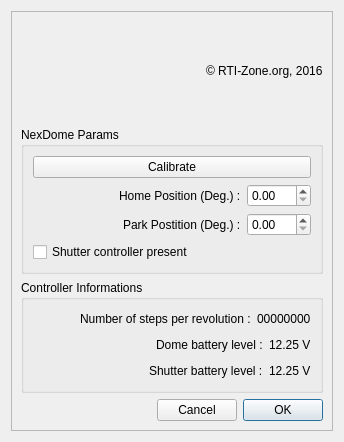
Old version of the form RigelDome.ui in the repository rpineau/RigelDome.
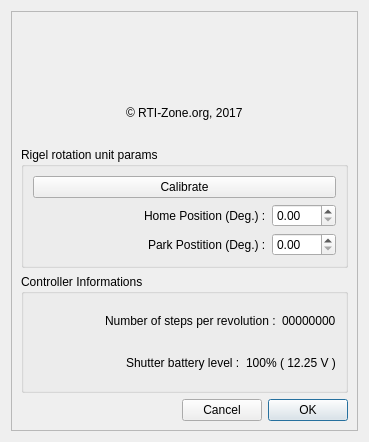
New version of the form. Icons and pictures are not drawn. Custom widgets are drawn as their Qt base class.

Commit message: Fixed UI. Fixed some calibration stuff as we don't need to home ourself before calibrating fix shutter detection

The edit to the form file:
```diff
--- a/RigelDome.ui
+++ b/RigelDome.ui
@@ -6,7 +6,7 @@
    <rect>
     <x>0</x>
     <y>0</y>
-    <width>344</width>
+    <width>369</width>
     <height>442</height>
    </rect>
   </property>
@@ -18,8 +18,8 @@
   </property>
   <property name="maximumSize">
    <size>
-    <width>344</width>
-    <height>442</height>
+    <width>9999</width>
+    <height>9999</height>
    </size>
   </property>
   <property name="windowTitle">
@@ -56,7 +56,7 @@
          <string>Controller Informations</string>
         </property>
         <layout class="QGridLayout" name="gridLayout_3">
-         <item row="2" column="0">
+         <item row="1" column="0">
           <layout class="QHBoxLayout" name="horizontalLayout_7">
            <item>
             <spacer name="horizontalSpacer_5">
@@ -81,7 +81,7 @@
            <item>
             <widget class="QLabel" name="shutterBatteryLevel">
              <property name="text">
-              <string>12.25 V</string>
+              <string>100% ( 12.25 V )</string>
              </property>
             </widget>
            </item>
@@ -118,44 +118,13 @@
            </item>
           </layout>
          </item>
-         <item row="1" column="0">
-          <layout class="QHBoxLayout" name="horizontalLayout_6">
-           <item>
-            <spacer name="horizontalSpacer_7">
-             <property name="orientation">
-              <enum>Qt::Horizontal</enum>
-             </property>
-             <property name="sizeHint" stdset="0">
-              <size>
-               <width>40</width>
-               <height>20</height>
-              </size>
-             </property>
-            </spacer>
-           </item>
-           <item>
-            <widget class="QLabel" name="label_7">
-             <property name="text">
-              <string>Dome battery level :</string>
-             </property>
-            </widget>
-           </item>
-           <item>
-            <widget class="QLabel" name="domeBatteryLevel">
-             <property name="text">
-              <string>12.25 V</string>
-             </property>
-            </widget>
-           </item>
-          </layout>
-         </item>
         </layout>
        </widget>
       </item>
       <item row="2" column="0">
        <widget class="QGroupBox" name="MaxDomeIIParams">
         <property name="title">
-         <string>NexDome Params</string>
+         <string>Rigel rotation unit params</string>
         </property>
         <layout class="QGridLayout" name="gridLayout_2">
          <item row="10" column="0">
@@ -196,13 +165,6 @@
            </property>
           </widget>
          </item>
-         <item row="11" column="0">
-          <widget class="QCheckBox" name="hasShutterCtrl">
-           <property name="text">
-            <string>Shutter controller present</string>
-           </property>
-          </widget>
-         </item>
          <item row="7" column="0" rowspan="2">
           <layout class="QHBoxLayout" name="horizontalLayout_2">
            <item>
@@ -272,8 +234,15 @@
        </layout>
       </item>
       <item row="0" column="0">
-       <layout class="QHBoxLayout" name="horizontalLayout_5">
-        <item>
+       <layout class="QGridLayout" name="gridLayout_4">
+        <item row="2" column="0" alignment="Qt::AlignHCenter">
+         <widget class="QLabel" name="label_4">
+          <property name="text">
+           <string>© RTI-Zone.org, 2017</string>
+          </property>
+         </widget>
+        </item>
+        <item row="1" column="0" alignment="Qt::AlignHCenter">
          <widget class="QLabel" name="label_logo">
           <property name="text">
            <string/>
@@ -285,27 +254,7 @@
            <set>Qt::AlignCenter</set>
           </property>
           <property name="X2_PhotoFileName" stdset="0">
-           <string>NexDome.png</string>
-          </property>
-         </widget>
-        </item>
-        <item>
-         <spacer name="horizontalSpacer_3">
-          <property name="orientation">
-           <enum>Qt::Horizontal</enum>
-          </property>
-          <property name="sizeHint" stdset="0">
-           <size>
-            <width>40</width>
-            <height>20</height>
-           </size>
-          </property>
-         </spacer>
-        </item>
-        <item>
-         <widget class="QLabel" name="label_4">
-          <property name="text">
-           <string>© RTI-Zone.org, 2016</string>
+           <string>Pulsar.png</string>
           </property>
          </widget>
         </item>
```
Left out of the diff: 2 changed lines with no effect on the pictures. The commit also changes 6 other files.
